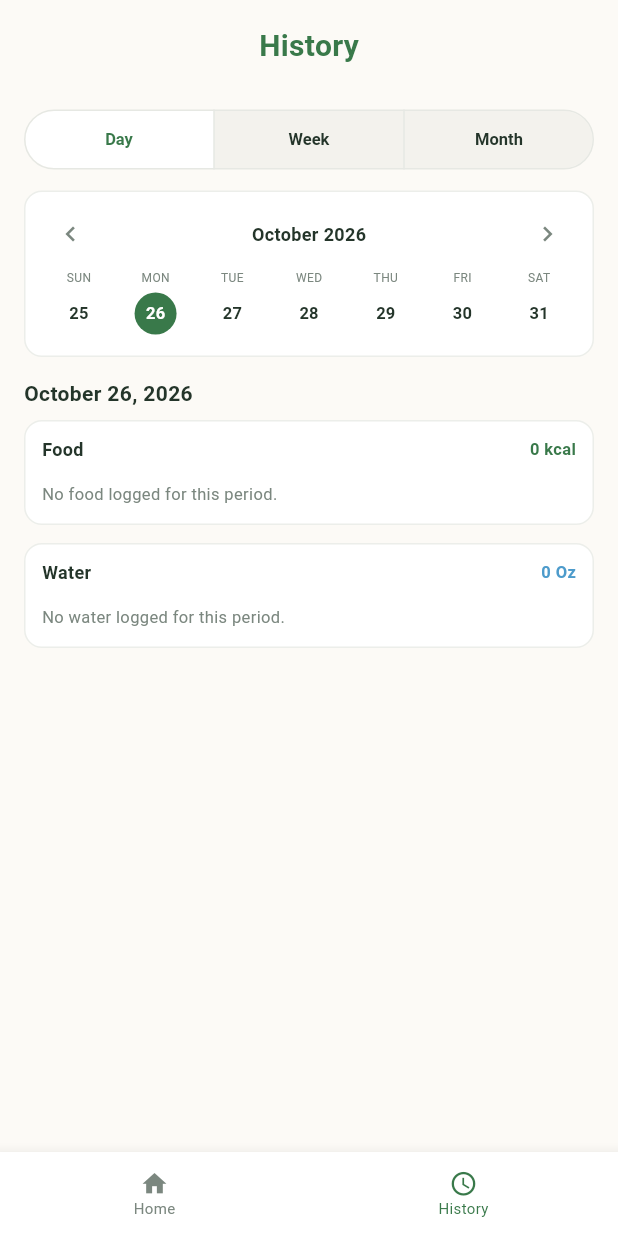
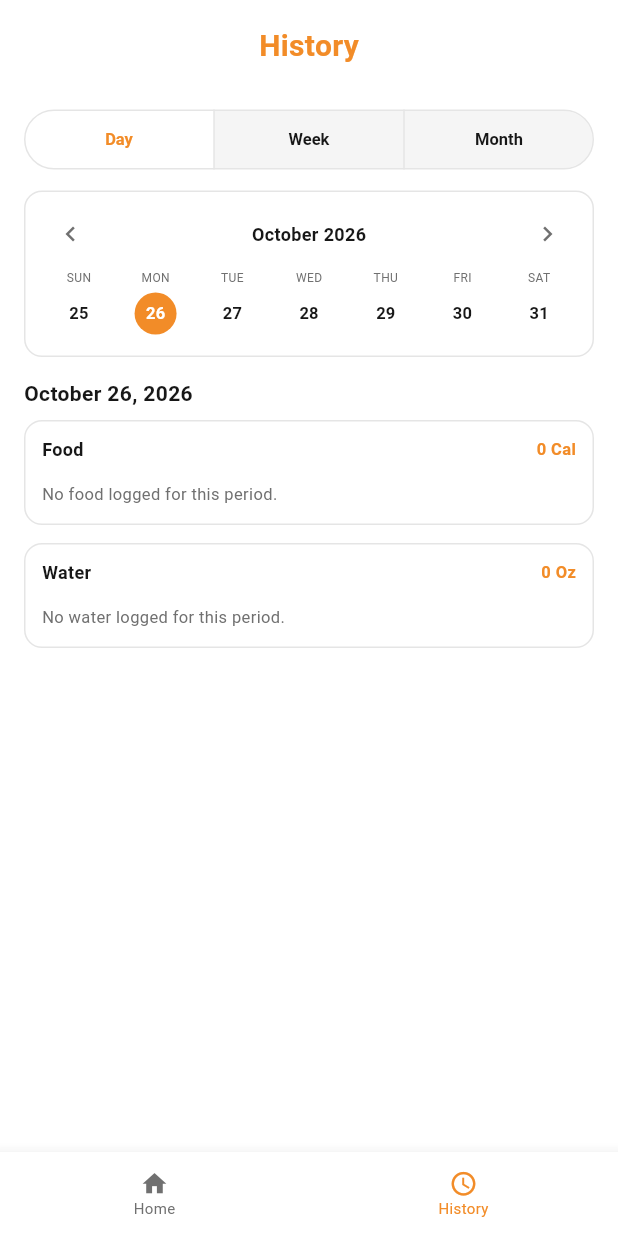
Before and after one commit to Malsafadi1/K-Trition, a Flutter app: the screen it shows after launch, item 2 of the bottom bar chosen, on a phone screen of 412 x 824 dp. Run offline on Flutter 3.47's test engine with Material 3 defaults, Android fonts, the phone set to English and light mode, and no system bars; our stand-ins replace drift, drift_flutter; accounts and stored records are empty; generated files the repository leaves out were written again.

Commit message:
Added button to change goals & changed color scheme
Changed color scheme to Orange, white, & black. Also added a button that allows the user to set goals and change goals.

```diff
--- a/k_trition/lib/features/dashboard/dashboard_screen.dart
+++ b/k_trition/lib/features/dashboard/dashboard_screen.dart
@@ -8,13 +8,14 @@ class DashboardScreen extends StatefulWidget {
 }
 
 class _DashboardScreenState extends State<DashboardScreen> {
-  static const _green = Color(0xFF39794A);
-  static const _blue = Color(0xFF4D9BCB);
-  static const _ink = Color(0xFF24352A);
-  static const _muted = Color(0xFF7B877F);
-  static const _page = Color(0xFFFCFAF6);
-  static const _goalCalories = 2000;
-  static const _goalWater = 64;
+  static const _orange = Color(0xFFF28C28);
+  static const _ink = Color(0xFF171717);
+  static const _muted = Color(0xFF707070);
+  static const _page = Colors.white;
+  static const _border = Color(0xFFE5E5E5);
+  static const _softAccent = Color(0xFFFFF1E3);
+  static const _panel = Color(0xFFF5F5F5);
+  static const _track = Color(0xFFECECEC);
   static const _mealTypes = ['Breakfast', 'Lunch', 'Dinner', 'Snack'];
   static const _waterChoices = [8, 16, 24, 32];
 
@@ -25,6 +26,8 @@ class _DashboardScreenState extends State<DashboardScreen> {
   final List<_FoodEntry> _foodEntries = [];
   final List<_WaterEntry> _waterEntries = [];
 
+  int _goalCalories = 2000;
+  int _goalWater = 64;
   DateTime _selectedDate = DateTime.now();
   String _selectedMeal = _mealTypes.first;
   int _selectedWaterChoice = 8;
@@ -113,13 +116,13 @@ class _DashboardScreenState extends State<DashboardScreen> {
                     tooltip: 'Choose date',
                     onPressed: _chooseDate,
                     icon: const Icon(Icons.calendar_month_outlined),
-                    color: _green,
+                    color: _orange,
                   ),
                   const Spacer(),
                   const Text(
                     'K-Trition',
                     style: TextStyle(
-                      color: _green,
+                      color: _orange,
                       fontSize: 20,
                       fontWeight: FontWeight.w700,
                     ),
@@ -129,7 +132,7 @@ class _DashboardScreenState extends State<DashboardScreen> {
                     tooltip: 'Settings',
                     onPressed: () => _showMessage('Settings are coming soon.'),
                     icon: const Icon(Icons.settings_outlined),
-                    color: _green,
+                    color: _orange,
                   ),
                 ],
               ),
@@ -167,7 +170,7 @@ class _DashboardScreenState extends State<DashboardScreen> {
             child: Text(
               'History',
               style: TextStyle(
-                color: _green,
+                color: _orange,
                 fontSize: 20,
                 fontWeight: FontWeight.w700,
               ),
@@ -189,11 +192,11 @@ class _DashboardScreenState extends State<DashboardScreen> {
         children: [
           Expanded(
             child: _ProgressCard(
-              color: _green,
+              color: _orange,
               icon: Icons.restaurant,
               label: 'Calories',
               value: _formatNumber(_totalCalories),
-              unit: 'kcal',
+              unit: 'Cal',
               goal: _goalCalories,
               progress: _totalCalories / _goalCalories,
             ),
@@ -201,7 +204,7 @@ class _DashboardScreenState extends State<DashboardScreen> {
           const SizedBox(width: 10),
           Expanded(
             child: _ProgressCard(
-              color: _blue,
+              color: _orange,
               icon: Icons.water_drop,
               label: 'Water',
               value: _formatNumber(_waterAmount),
@@ -211,6 +214,18 @@ class _DashboardScreenState extends State<DashboardScreen> {
             ),
           ),
         ],
+      ),
+      const SizedBox(height: 10),
+      OutlinedButton.icon(
+        onPressed: _editGoals,
+        icon: const Icon(Icons.track_changes_outlined, size: 17),
+        label: const Text('Edit Goals'),
+        style: OutlinedButton.styleFrom(
+          foregroundColor: _ink,
+          side: const BorderSide(color: _orange),
+          shape: RoundedRectangleBorder(borderRadius: BorderRadius.circular(9)),
+          visualDensity: VisualDensity.compact,
+        ),
       ),
       const SizedBox(height: 14),
       _sectionLabel('Log Food'),
@@ -228,7 +243,7 @@ class _DashboardScreenState extends State<DashboardScreen> {
           TextButton(
             onPressed: () => setState(() => _showAllFood = !_showAllFood),
             style: TextButton.styleFrom(
-              foregroundColor: _blue,
+              foregroundColor: _orange,
               visualDensity: VisualDensity.compact,
               padding: const EdgeInsets.symmetric(horizontal: 6),
             ),
@@ -240,6 +255,70 @@ class _DashboardScreenState extends State<DashboardScreen> {
       _buildFoodList(limit: _showAllFood ? null : 2),
     ],
   );
+
+  Future<void> _editGoals() async {
+    final formKey = GlobalKey<FormState>();
+    var caloriesGoal = _goalCalories;
+    var waterGoal = _goalWater;
+
+    String? validateGoal(String? value, String label) {
+      final goal = int.tryParse(value?.trim() ?? '');
+      if (goal == null || goal <= 0) {
+        return '$label must be a whole number greater than zero.';
+      }
+      return null;
+    }
+
+    final goals = await showDialog<(int, int)>(
+      context: context,
+      builder: (dialogContext) => AlertDialog(
+        title: const Text('Edit daily goals'),
+        content: Form(
+          key: formKey,
+          child: Column(
+            mainAxisSize: MainAxisSize.min,
+            children: [
+              TextFormField(
+                initialValue: _goalCalories.toString(),
+                keyboardType: TextInputType.number,
+                decoration: const InputDecoration(labelText: 'Calories (Cal)'),
+                validator: (value) => validateGoal(value, 'Calorie goal'),
+                onSaved: (value) => caloriesGoal = int.parse(value!.trim()),
+              ),
+              TextFormField(
+                initialValue: _goalWater.toString(),
+                keyboardType: TextInputType.number,
+                decoration: const InputDecoration(labelText: 'Water (Oz)'),
+                validator: (value) => validateGoal(value, 'Water goal'),
+                onSaved: (value) => waterGoal = int.parse(value!.trim()),
+              ),
+            ],
+          ),
+        ),
+        actions: [
+          TextButton(
+            onPressed: () => Navigator.of(dialogContext).pop(),
+            child: const Text('Cancel'),
+          ),
+          FilledButton(
+            onPressed: () {
+              if (formKey.currentState!.validate()) {
+                formKey.currentState!.save();
+                Navigator.of(dialogContext).pop((caloriesGoal, waterGoal));
+              }
+            },
+            child: const Text('Save'),
+          ),
+        ],
+      ),
+    );
+
+    if (goals == null || !mounted) return;
+    setState(() {
+      _goalCalories = goals.$1;
+      _goalWater = goals.$2;
+    });
+  }
 
   Widget _sectionLabel(String label) => Text(
     label,
@@ -292,15 +371,13 @@ class _DashboardScreenState extends State<DashboardScreen> {
                   showCheckmark: false,
                   onSelected: (_) => setState(() => _selectedMeal = meal),
                   labelStyle: TextStyle(
-                    color: selected ? _green : _ink,
+                    color: selected ? _orange : _ink,
                     fontSize: 11,
                     fontWeight: FontWeight.w500,
                   ),
                   backgroundColor: Colors.white,
-                  selectedColor: const Color(0xFFEAF2E9),
-                  side: BorderSide(
-                    color: selected ? _green : const Color(0xFFE5E8E3),
-                  ),
+                  selectedColor: _softAccent,
+                  side: BorderSide(color: selected ? _orange : _border),
                   shape: RoundedRectangleBorder(
                     borderRadius: BorderRadius.circular(18),
                   ),
@@ -319,7 +396,7 @@ class _DashboardScreenState extends State<DashboardScreen> {
           child: FilledButton(
             onPressed: _addFood,
             style: FilledButton.styleFrom(
-              backgroundColor: _green,
+              backgroundColor: _orange,
               foregroundColor: Colors.white,
               shape: RoundedRectangleBorder(
                 borderRadius: BorderRadius.circular(9),
@@ -358,13 +435,9 @@ class _DashboardScreenState extends State<DashboardScreen> {
                     _waterController.text = amount.toString();
                   }),
                   style: OutlinedButton.styleFrom(
-                    foregroundColor: selected ? _blue : _ink,
-                    backgroundColor: selected
-                        ? const Color(0xFFEAF5FA)
-                        : Colors.white,
-                    side: BorderSide(
-                      color: selected ? _blue : const Color(0xFFE5E8E3),
-                    ),
+                    foregroundColor: selected ? _orange : _ink,
+                    backgroundColor: selected ? _softAccent : Colors.white,
+                    side: BorderSide(color: selected ? _orange : _border),
                     padding: const EdgeInsets.symmetric(horizontal: 2),
                     minimumSize: const Size(0, 31),
                     shape: RoundedRectangleBorder(
@@ -393,7 +466,7 @@ class _DashboardScreenState extends State<DashboardScreen> {
             icon: const Icon(Icons.water_drop, size: 15),
             label: const Text('Add Water', style: TextStyle(fontSize: 12)),
             style: FilledButton.styleFrom(
-              backgroundColor: _blue,
+              backgroundColor: _orange,
               foregroundColor: Colors.white,
               shape: RoundedRectangleBorder(
                 borderRadius: BorderRadius.circular(9),
@@ -426,15 +499,15 @@ class _DashboardScreenState extends State<DashboardScreen> {
       fillColor: Colors.white,
       border: OutlineInputBorder(
         borderRadius: BorderRadius.circular(7),
-        borderSide: const BorderSide(color: Color(0xFFE8EAE6)),
+        borderSide: const BorderSide(color: _border),
       ),
       enabledBorder: OutlineInputBorder(
         borderRadius: BorderRadius.circular(7),
-        borderSide: const BorderSide(color: Color(0xFFE8EAE6)),
+        borderSide: const BorderSide(color: _border),
       ),
       focusedBorder: OutlineInputBorder(
         borderRadius: BorderRadius.circular(7),
-        borderSide: const BorderSide(color: _green),
+        borderSide: const BorderSide(color: _orange),
       ),
     ),
   );
@@ -458,7 +531,7 @@ class _DashboardScreenState extends State<DashboardScreen> {
       decoration: BoxDecoration(
         color: Colors.white,
         borderRadius: BorderRadius.circular(12),
-        border: Border.all(color: const Color(0xFFECEEEA)),
+        border: Border.all(color: _border),
       ),
       child: Column(
         children: [
@@ -504,7 +577,7 @@ class _DashboardScreenState extends State<DashboardScreen> {
           ),
         ),
         Text(
-          '${_formatNumber(entry.calories)} kcal',
+          '${_formatNumber(entry.calories)} Cal',
           style: const TextStyle(color: _ink, fontSize: 10),
         ),
         PopupMenuButton<String>(
@@ -528,7 +601,7 @@ class _DashboardScreenState extends State<DashboardScreen> {
     padding: const EdgeInsets.fromLTRB(10, 8, 10, 10),
     decoration: BoxDecoration(
       color: Colors.white,
-      border: Border.all(color: const Color(0xFFECEEEA)),
+      border: Border.all(color: _border),
       borderRadius: BorderRadius.circular(12),
     ),
     child: Column(
@@ -593,7 +666,7 @@ class _DashboardScreenState extends State<DashboardScreen> {
                   const SizedBox(height: 4),
                   CircleAvatar(
                     radius: 14,
-                    backgroundColor: selected ? _green : Colors.transparent,
+                    backgroundColor: selected ? _orange : Colors.transparent,
                     child: Text(
                       '${date.day}',
                       style: TextStyle(
@@ -649,7 +722,7 @@ class _DashboardScreenState extends State<DashboardScreen> {
                     padding: const EdgeInsets.symmetric(vertical: 2),
                     child: CircleAvatar(
                       radius: 13,
-                      backgroundColor: selected ? _green : Colors.transparent,
+                      backgroundColor: selected ? _orange : Colors.transparent,
                       child: Text(
                         '${date.day}',
                         style: TextStyle(
@@ -657,7 +730,7 @@ class _DashboardScreenState extends State<DashboardScreen> {
                               ? Colors.white
                               : inMonth
                               ? _ink
-                              : const Color(0xFFB9C0BB),
+                              : _muted,
                           fontSize: 10,
                         ),
                       ),
@@ -679,7 +752,7 @@ class _DashboardScreenState extends State<DashboardScreen> {
   }) => Container(
     decoration: BoxDecoration(
       color: Colors.white,
-      border: Border.all(color: const Color(0xFFECEEEA)),
+      border: Border.all(color: _border),
       borderRadius: BorderRadius.circular(12),
     ),
     child: Column(
@@ -725,7 +798,7 @@ class _DashboardScreenState extends State<DashboardScreen> {
     padding: const EdgeInsets.fromLTRB(11, 5, 5, 5),
     child: Row(
       children: [
-        const Icon(Icons.water_drop_outlined, color: _blue, size: 18),
+        const Icon(Icons.water_drop_outlined, color: _orange, size: 18),
         const SizedBox(width: 9),
         Text(
           '${entry.amountOz} Oz',
@@ -834,16 +907,14 @@ class _DashboardScreenState extends State<DashboardScreen> {
               TextStyle(fontSize: 11, fontWeight: FontWeight.w600),
             ),
             foregroundColor: WidgetStateProperty.resolveWith(
-              (states) => states.contains(WidgetState.selected) ? _green : _ink,
+              (states) =>
+                  states.contains(WidgetState.selected) ? _orange : _ink,
             ),
             backgroundColor: WidgetStateProperty.resolveWith(
-              (states) => states.contains(WidgetState.selected)
-                  ? Colors.white
-                  : const Color(0xFFF3F2ED),
+              (states) =>
+                  states.contains(WidgetState.selected) ? Colors.white : _panel,
             ),
-            side: const WidgetStatePropertyAll(
-              BorderSide(color: Color(0xFFE6E8E3)),
-            ),
+            side: const WidgetStatePropertyAll(BorderSide(color: _border)),
           ),
         ),
         const SizedBox(height: 10),
@@ -860,8 +931,8 @@ class _DashboardScreenState extends State<DashboardScreen> {
         const SizedBox(height: 8),
         _buildHistorySection(
           title: 'Food',
-          summary: '${_formatNumber(_sumCalories(foods))} kcal',
-          summaryColor: _green,
+          summary: '${_formatNumber(_sumCalories(foods))} Cal',
+          summaryColor: _orange,
           child: foods.isEmpty
               ? _emptyHistoryMessage('No food logged for this period.')
               : Column(
@@ -878,7 +949,7 @@ class _DashboardScreenState extends State<DashboardScreen> {
         _buildHistorySection(
           title: 'Water',
           summary: '${_formatNumber(_sumWater(waters))} Oz',
-          summaryColor: _blue,
+          summaryColor: _orange,
           child: waters.isEmpty
               ? _emptyHistoryMessage('No water logged for this period.')
               : Column(
@@ -899,7 +970,7 @@ class _DashboardScreenState extends State<DashboardScreen> {
     currentIndex: _selectedTab,
     onTap: (index) => setState(() => _selectedTab = index),
     backgroundColor: Colors.white,
-    selectedItemColor: _green,
+    selectedItemColor: _orange,
     unselectedItemColor: _muted,
     selectedFontSize: 10,
     unselectedFontSize: 10,
@@ -1122,7 +1193,7 @@ class _ProgressCard extends StatelessWidget {
     padding: const EdgeInsets.all(10),
     decoration: BoxDecoration(
       color: Colors.white,
-      border: Border.all(color: const Color(0xFFECEEEA)),
+      border: Border.all(color: _DashboardScreenState._border),
       borderRadius: BorderRadius.circular(13),
     ),
     child: Column(
@@ -1143,7 +1214,7 @@ class _ProgressCard extends StatelessWidget {
                   Text(
                     label,
                     style: const TextStyle(
-                      color: Color(0xFF7B877F),
+                      color: _DashboardScreenState._muted,
                       fontSize: 9,
                     ),
                   ),
@@ -1154,7 +1225,7 @@ class _ProgressCard extends StatelessWidget {
                       TextSpan(
                         text: value,
                         style: const TextStyle(
-                          color: Color(0xFF24352A),
+                          color: _DashboardScreenState._ink,
                           fontSize: 14,
                           fontWeight: FontWeight.w700,
                         ),
@@ -1180,7 +1251,10 @@ class _ProgressCard extends StatelessWidget {
           alignment: Alignment.centerRight,
           child: Text(
             '/ ${_DashboardScreenState._formatNumber(goal)} $unit',
-            style: const TextStyle(color: Color(0xFF7B877F), fontSize: 9),
+            style: const TextStyle(
+              color: _DashboardScreenState._muted,
+              fontSize: 9,
+            ),
           ),
         ),
         const SizedBox(height: 5),
@@ -1189,7 +1263,7 @@ class _ProgressCard extends StatelessWidget {
           child: LinearProgressIndicator(
             value: progress.clamp(0, 1),
             minHeight: 5,
-            backgroundColor: const Color(0xFFEFF1ED),
+            backgroundColor: _DashboardScreenState._track,
             valueColor: AlwaysStoppedAnimation<Color>(color),
           ),
         ),
@@ -1207,7 +1281,7 @@ class _SectionPanel extends StatelessWidget {
   Widget build(BuildContext context) => Container(
     padding: const EdgeInsets.all(8),
     decoration: BoxDecoration(
-      color: const Color(0xFFF4F6EF),
+      color: _DashboardScreenState._panel,
       borderRadius: BorderRadius.circular(12),
     ),
     child: child,
```
Also changed, not shown: 1 other file.
